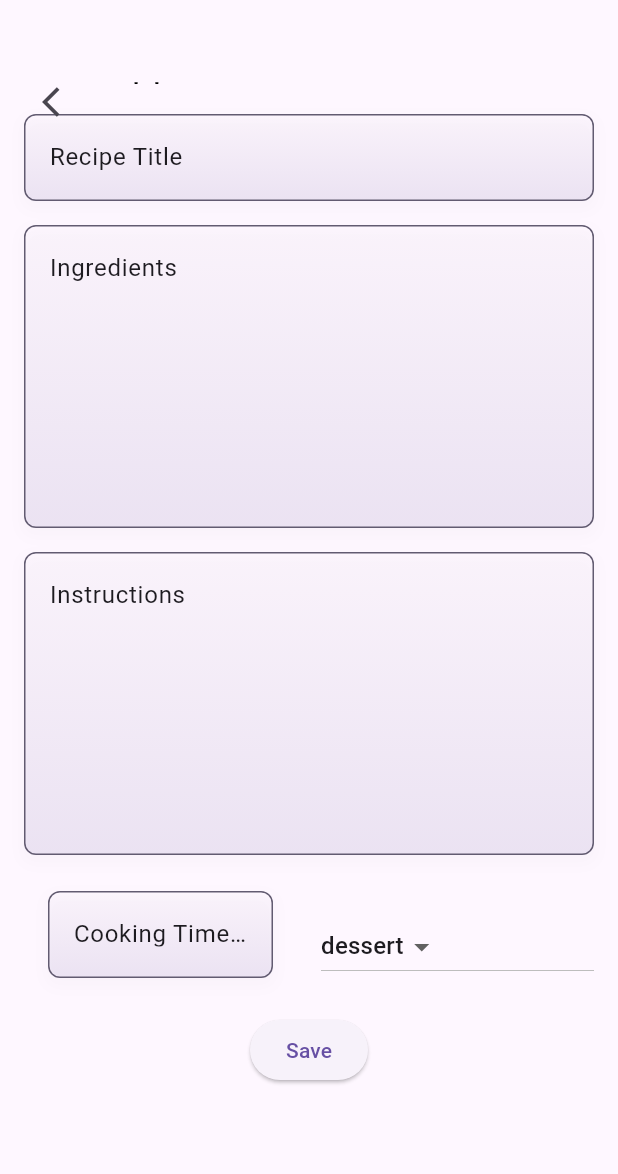
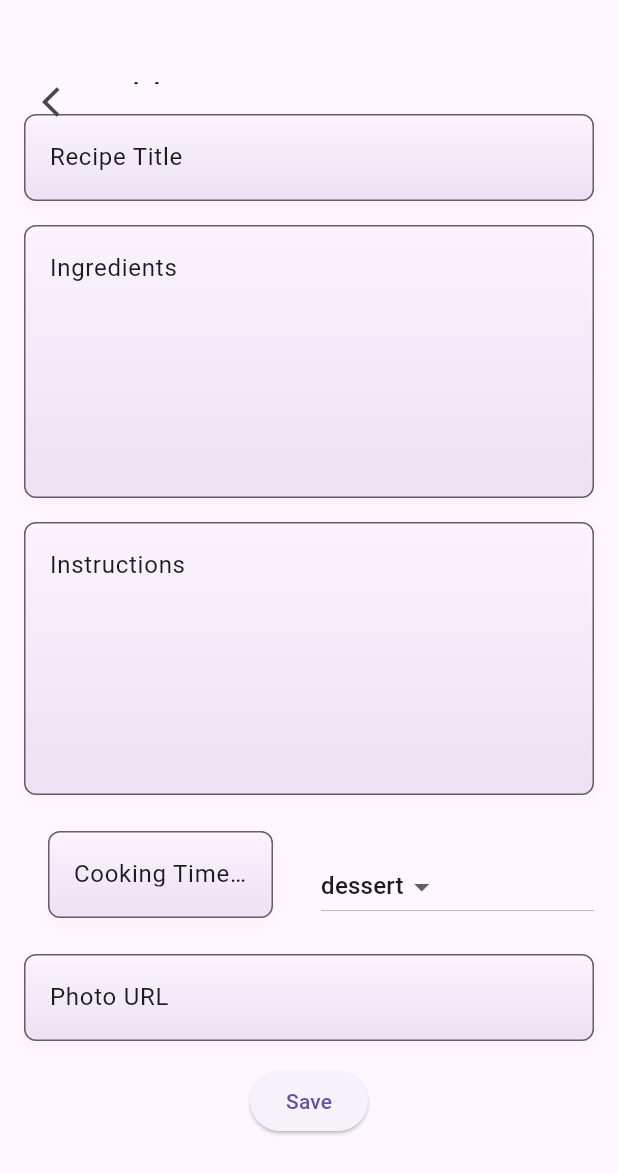
Before and after one commit to BerglindBKK/Lokaverkefni, a Flutter app: the screen it shows after launch, after a tap on the "add" icon, on a phone screen of 412 x 824 dp. Shown: the top 1174 px of the screen. Run offline on Flutter 3.47's test engine with Material 3 defaults, Android fonts, the light colour scheme and no system bars; our stand-ins replace image_picker; network calls fail.

Commit message:
Add photo url i add recipes
Image picker virkar ekki
Mynd ekki ennþá sjáanleg

```diff
--- a/lib/models/recipe.dart
+++ b/lib/models/recipe.dart
@@ -23,6 +23,8 @@ class Recipe {
     required this.ingredients,
     required this.cookingTime,
     required this.category,
+    this.imagePath,
+    this.photoUrl,
   }) : id = uuid.v4();
 
   final String id;  // Unique ID for each recipe
@@ -31,4 +33,6 @@ class Recipe {
   final String ingredients;
   final String cookingTime;
   final Category category;
+  final String? imagePath; // stores image path - seinna
+  final String? photoUrl; // URL for an online photo
 }
--- a/lib/recipe_app/screens/add_recipes_screen.dart
+++ b/lib/recipe_app/screens/add_recipes_screen.dart
@@ -1,6 +1,7 @@
 import 'package:flutter/material.dart';
 import 'package:lokaverkefni/models/recipe.dart';
 import 'package:lokaverkefni/widgets/custom_input_container.dart';
+//import 'dart:io';
 
 class AddRecipesScreen extends StatefulWidget {
   const AddRecipesScreen({
@@ -25,13 +26,15 @@ class _AddRecipesState extends State<AddRecipesScreen> {
   final _ingredientsController = TextEditingController();
   final _instructionsController = TextEditingController();
   final _cookingTimeController = TextEditingController();
+  final _photoUrlController = TextEditingController();
   Category _selectedCategory = Category.dessert;
 
   // Function to submit the recipe data
   void _submitRecipeData() {
     if (_titleController.text.trim().isEmpty ||
         _ingredientsController.text.trim().isEmpty ||
-        _instructionsController.text.trim().isEmpty) {
+        _instructionsController.text.trim().isEmpty ||
+        _photoUrlController.text.trim().isEmpty) {
       // If any of the fields are empty, show an alert dialog
       showDialog(
         context: context,
@@ -60,6 +63,7 @@ class _AddRecipesState extends State<AddRecipesScreen> {
       cookingTime: _cookingTimeController.text.isEmpty
           ? 'Unknown' // Default value if no cooking time is provided
           : _cookingTimeController.text,
+      photoUrl: _photoUrlController.text,
     );
 
     // Add the new recipe to the list of recipes
@@ -75,6 +79,7 @@ class _AddRecipesState extends State<AddRecipesScreen> {
     _ingredientsController.dispose();
     _instructionsController.dispose();
     _cookingTimeController.dispose();
+    _photoUrlController.dispose();
     super.dispose();
   }
 
@@ -116,14 +121,14 @@ class _AddRecipesState extends State<AddRecipesScreen> {
             CustomInputContainer(
               labelText: 'Ingredients',
               controller: _ingredientsController,
-              height: 200,
+              height: 180,
             ),
 
             // Instructions input field (larger height)
             CustomInputContainer(
               labelText: 'Instructions',
               controller: _instructionsController,
-              height: 200,
+              height: 180,
             ),
 
             // Cooking time and category dropdown row
@@ -166,6 +171,16 @@ class _AddRecipesState extends State<AddRecipesScreen> {
               ),
             ),
 
+            // Photo URL input field
+            SingleChildScrollView(
+              //scrollDirection: Axis.horizontal,  // Make it scrollable horizontally if necessary
+              scrollDirection: Axis.vertical,
+              child: CustomInputContainer(
+                labelText: 'Photo URL',
+                controller: _photoUrlController,
+              ),
+            ),
+
             // Save Button
             ElevatedButton(
               onPressed: () {
```
Also changed, not shown: lib/main.dart (+7 -0 lines), lib/widgets/new_recipe.dart (+77 -21 lines), pubspec.yaml (+11 -0 lines), pubspec.lock, 4 other files.
